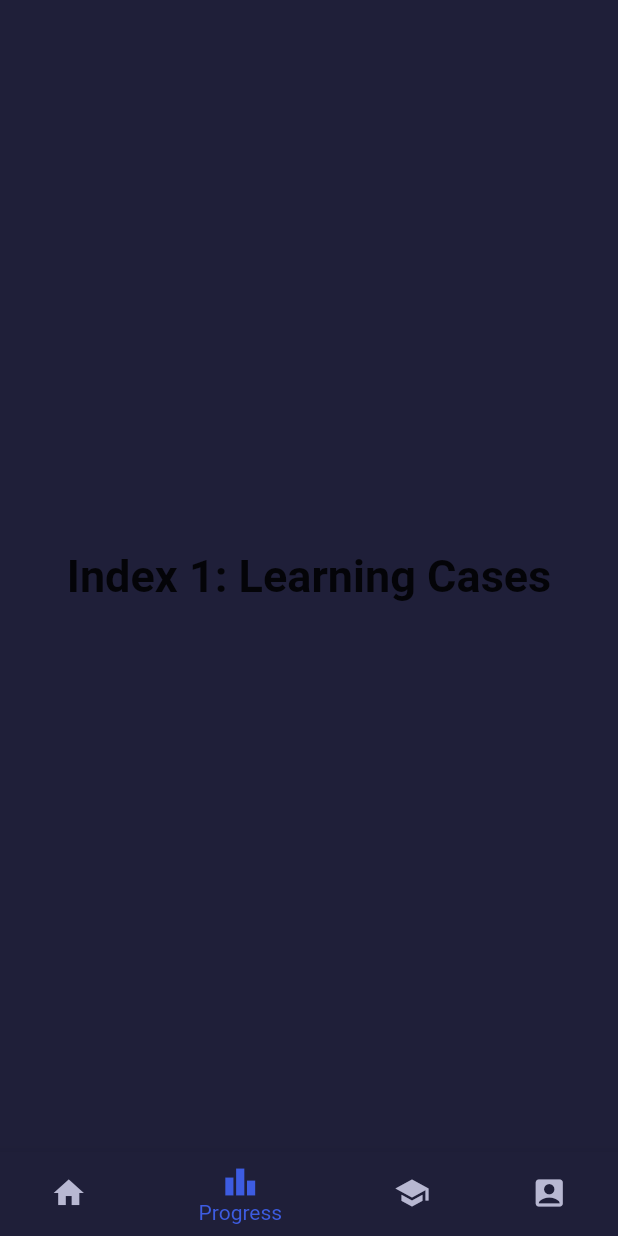
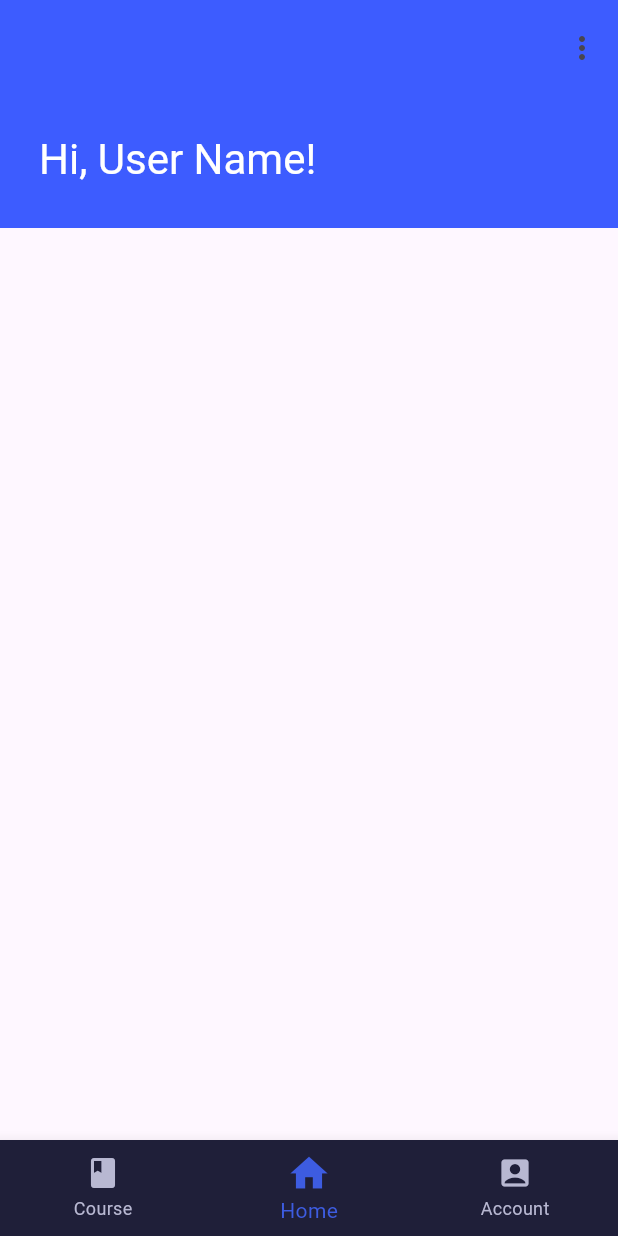
Before and after one commit to Suselfluf/UltimateLearningApp, a Flutter app: the screen it shows after launch, item 2 of the bottom bar chosen, on a phone screen of 412 x 824 dp. Run offline on Flutter 3.47's test engine with Material 2 defaults, Android fonts, the phone set to English and light mode, and no system bars.

Commit message:
Bottom Navigation Bar

```diff
--- a/lib/main.dart
+++ b/lib/main.dart
@@ -1,4 +1,7 @@
 import 'package:flutter/material.dart';
+import 'package:ultimate_learning_app/pages/account_screen.dart';
+import 'package:ultimate_learning_app/pages/cources_screen.dart';
+import 'package:ultimate_learning_app/pages/home_screen.dart';
 
 // ignore: constant_identifier_names
 const BG_COLOR = Color.fromRGBO(31, 31, 57, 1);
@@ -12,10 +15,11 @@ class MyApp extends StatelessWidget {
 
   @override
   Widget build(BuildContext context) {
-    return const MaterialApp(
+    return MaterialApp(
       debugShowCheckedModeBanner: false,
       title: _title,
-      home: MyStatefulWidget(),
+      home: const MyStatefulWidget(),
+      theme: ThemeData(useMaterial3: true),
     );
   }
 }
@@ -29,25 +33,18 @@ class MyStatefulWidget extends StatefulWidget {
 
 class _MyStatefulWidgetState extends State<MyStatefulWidget> {
   int _selectedIndex = 0;
+  // final screens = [
+  //   const Center(child: Text('Learning Cases')),
+  //   const Center(child: Text('Home')),
+  //   const Center(child: Text('Account')),
+  // ];
   static const TextStyle optionStyle =
       TextStyle(fontSize: 30, fontWeight: FontWeight.bold);
   static const List<Widget> _widgetOptions = <Widget>[
-    Text(
-      'Index 0: Home',
-      style: optionStyle,
-    ),
-    Text(
-      'Index 1: Learning Cases',
-      style: optionStyle,
-    ),
-    Text(
-      'Index 2: Search',
-      style: optionStyle,
-    ),
-    Text(
-      'Index 3: Account',
-      style: optionStyle,
-    ),
+    // screen's list
+    CourcesScreen(),
+    HomeScreen(),
+    AccountScreen()
   ];
 
   void _onItemTapped(int index) {
@@ -61,33 +58,26 @@ class _MyStatefulWidgetState extends State<MyStatefulWidget> {
     return Scaffold(
       backgroundColor: BG_COLOR,
       body: Center(
-        child: _widgetOptions.elementAt(_selectedIndex),
+        child: _widgetOptions.elementAt(
+            _selectedIndex), //Displays corresponing to chosen index screen
       ),
       bottomNavigationBar: BottomNavigationBar(
         items: const <BottomNavigationBarItem>[
           BottomNavigationBarItem(
-            icon: Icon(
-              Icons.home,
-              size: 24,
-            ),
-            label: 'Home',
+            icon: Icon(Icons.class_),
+            label: 'Course',
             backgroundColor: BG_COLOR,
           ),
           BottomNavigationBarItem(
-            icon: Icon(Icons.leaderboard),
-            label: 'Progress',
-            backgroundColor: BG_COLOR,
-          ),
-          BottomNavigationBarItem(
-            icon: Icon(Icons.school),
-            label: 'Account',
+            icon: Icon(Icons.home, size: 30),
+            label: 'Home',
             backgroundColor: BG_COLOR,
           ),
           BottomNavigationBarItem(
             icon: Icon(
               Icons.account_box_rounded,
             ),
-            label: 'Settings',
+            label: 'Account',
             backgroundColor: BG_COLOR,
           ),
         ],
@@ -95,6 +85,7 @@ class _MyStatefulWidgetState extends State<MyStatefulWidget> {
         selectedItemColor: const Color.fromRGBO(61, 92, 225, 1),
         unselectedItemColor: const Color.fromRGBO(184, 184, 210, 1),
         onTap: _onItemTapped,
+        backgroundColor: BG_COLOR,
       ),
     );
   }
--- /dev/null
+++ b/lib/pages/account_screen.dart
@@ -0,0 +1,11 @@
+import 'package:flutter/material.dart';
+
+class AccountScreen extends StatelessWidget {
+  const AccountScreen({super.key});
+
+  @override
+  Widget build(BuildContext context) => Scaffold(
+        appBar: AppBar(title: const Text("Account Screen")),
+        body: const Center(child: Text("Account Screen Description")),
+      );
+}
--- /dev/null
+++ b/lib/pages/cources_screen.dart
@@ -0,0 +1,11 @@
+import 'package:flutter/material.dart';
+
+class CourcesScreen extends StatelessWidget {
+  const CourcesScreen({super.key});
+
+  @override
+  Widget build(BuildContext context) => Scaffold(
+        appBar: AppBar(title: const Text("Cources Cases Screen")),
+        body: const Center(child: Text("Learning Cases Screen Description")),
+      );
+}
--- /dev/null
+++ b/lib/pages/home_screen.dart
@@ -0,0 +1,62 @@
+import 'package:flutter/material.dart';
+
+import '../main.dart';
+
+// class HomeScreen extends StatelessWidget {
+//   const HomeScreen({super.key});
+
+//   @override
+//   Widget build(BuildContext context) => Scaffold(
+//         appBar: AppBar(
+//           title: const Text("Home Screen"),
+//           toolbarHeight: 183,
+//         ),
+//         body: CustomScrollView(
+//           slivers: [SliverAppBar.large()],
+//         ),
+//         backgroundColor: BG_COLOR,
+//       );
+// }
+
+class HomeScreen extends StatefulWidget {
+  const HomeScreen({super.key});
+
+  @override
+  State<HomeScreen> createState() => _HomeScreenState();
+}
+
+class _HomeScreenState extends State<HomeScreen> {
+  @override
+  Widget build(BuildContext context) {
+    return Scaffold(
+        body: CustomScrollView(
+      // May be rework to simple large static app bar !!!!!!!!!!!!!!!!!!
+      slivers: [
+        SliverAppBar.large(
+          // leading: const Padding(
+          //     padding: EdgeInsets.only(left: 10, bottom: 0, right: 0, top: 40),
+          //     child: Text(
+          //       "Hi, UserName",
+          //       style: TextStyle(
+          //         color: Color.fromARGB(255, 255, 255, 255),
+          //         fontSize: 24,
+          //       ),
+          //     )), // Manage alignment to make it corresponding to layout at Figma
+          title: const Padding(
+            padding: EdgeInsets.only(left: 10, bottom: 0, right: 0, top: 0),
+            child: Text(
+              "Hi, User Name!",
+              style: TextStyle(color: Color.fromARGB(255, 255, 255, 255)),
+            ),
+          ),
+          actions: [
+            IconButton(
+                onPressed: () {},
+                icon: const Icon(Icons.more_vert)) // Change Icon to user image
+          ],
+          backgroundColor: Color.fromRGBO(61, 92, 255, 1),
+        ),
+      ],
+    ));
+  }
+}
```
Also changed, not shown: pubspec.yaml (+5 -3 lines), assets/icons/AccountIcon.png (added), assets/icons/CourceIcon.png (added), assets/icons/HomeIcon.png (added), assets/images/userImageSample.jpeg (added).
